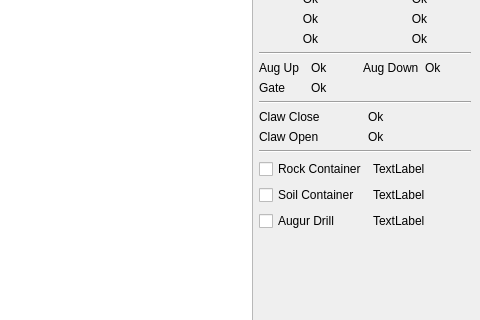
mcgill-robotics-archive/rover-archive, file catkin_ws/src/hci/MainWindow_V4.ui: the form before one commit; both pictures show x 620 to 1100 and y 232 to 552 of the 1100 by 848 pixel window.
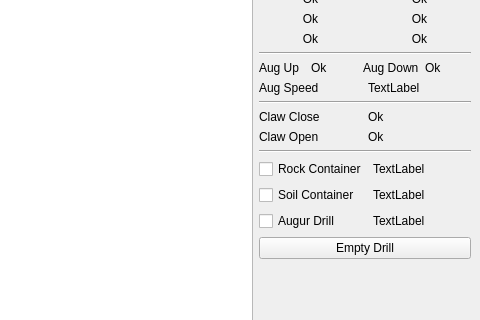
The form after the commit. Custom widgets are drawn as their Qt base class.

Commit message: Add empty drill button to HCI

Patch:
```diff
--- a/catkin_ws/src/hci/MainWindow_V4.ui
+++ b/catkin_ws/src/hci/MainWindow_V4.ui
@@ -14,7 +14,7 @@
    <string>MainWindow</string>
   </property>
   <widget class="QWidget" name="centralwidget">
-   <layout class="QHBoxLayout" name="horizontalLayout_4">
+   <layout class="QHBoxLayout" name="horizontalLayout_15">
     <item>
      <layout class="QVBoxLayout" name="verticalLayout_9">
       <item>
@@ -629,7 +629,7 @@
      </layout>
     </item>
     <item>
-     <layout class="QVBoxLayout" name="verticalLayout_6">
+     <layout class="QVBoxLayout" name="verticalLayout_10">
       <item>
        <layout class="QHBoxLayout" name="horizontalLayout_6">
         <item>
@@ -823,48 +823,56 @@
        </widget>
       </item>
       <item>
-       <layout class="QGridLayout" name="gridLayout_7">
-        <item row="0" column="0">
+       <layout class="QVBoxLayout" name="verticalLayout_6">
+        <item>
+         <layout class="QHBoxLayout" name="horizontalLayout_4">
+          <item>
          <widget class="QLabel" name="label_10">
           <property name="text">
            <string>Aug Up</string>
           </property>
          </widget>
         </item>
-        <item row="0" column="1">
+          <item>
          <widget class="QLabel" name="AugUpLim">
           <property name="text">
            <string>Ok</string>
           </property>
          </widget>
         </item>
-        <item row="0" column="2">
+          <item>
          <widget class="QLabel" name="label_8">
           <property name="text">
            <string>Aug Down</string>
           </property>
          </widget>
         </item>
-        <item row="0" column="3">
+          <item>
          <widget class="QLabel" name="AugDnLim">
           <property name="text">
            <string>Ok</string>
           </property>
          </widget>
         </item>
-        <item row="1" column="0">
-         <widget class="QLabel" name="label_11">
+         </layout>
+        </item>
+        <item>
+         <layout class="QHBoxLayout" name="horizontalLayout_13">
+          <item>
+           <widget class="QLabel" name="label_9">
           <property name="text">
-           <string>Gate</string>
+             <string>Aug Speed</string>
           </property>
          </widget>
         </item>
-        <item row="1" column="1">
-         <widget class="QLabel" name="GateLim">
+          <item>
+           <widget class="QLabel" name="aug_vert_speed">
           <property name="text">
-           <string>Ok</string>
-          </property>
-         </widget>
+             <string>TextLabel</string>
+            </property>
+           </widget>
+          </item>
+         </layout>
         </item>
        </layout>
       </item>
@@ -960,6 +968,13 @@
         </item>
        </layout>
       </item>
+      <item>
+       <widget class="QPushButton" name="reverse_drill_enable">
+        <property name="text">
+         <string>Empty Drill</string>
+        </property>
+       </widget>
+      </item>
       <item>
        <spacer name="verticalSpacer">
         <property name="orientation">
@@ -1214,6 +1229,8 @@
    </layout>
    <zorder></zorder>
    <zorder></zorder>
+   <zorder>label_9</zorder>
+   <zorder>aug_vert_speed</zorder>
   </widget>
   <widget class="QMenuBar" name="menubar">
    <property name="geometry">
```
Lines whose indentation alone changed are shown as unchanged.
